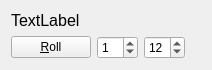
DC23/practice-timer, file src/dicewidget.ui: the form before one commit.
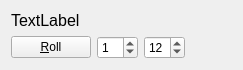
The form after the commit.

Commit message: implemented basic dice roller, for selecting which fret to practice scales on. Does not guard against set min > max

```diff
--- a/src/dicewidget.ui
+++ b/src/dicewidget.ui
@@ -6,8 +6,8 @@
    <rect>
     <x>0</x>
     <y>0</y>
-    <width>212</width>
-    <height>63</height>
+    <width>243</width>
+    <height>68</height>
    </rect>
   </property>
   <property name="windowTitle">
```
Left out of the diff: 58 changed lines with no effect on the pictures. The commit also changes 2 other files.
